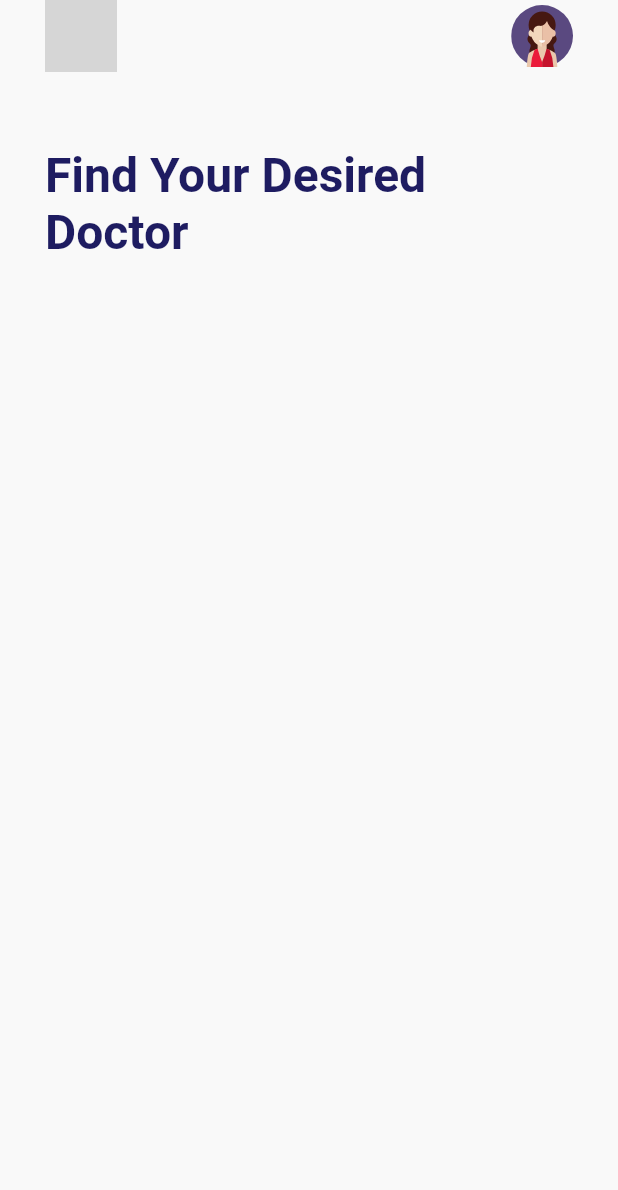
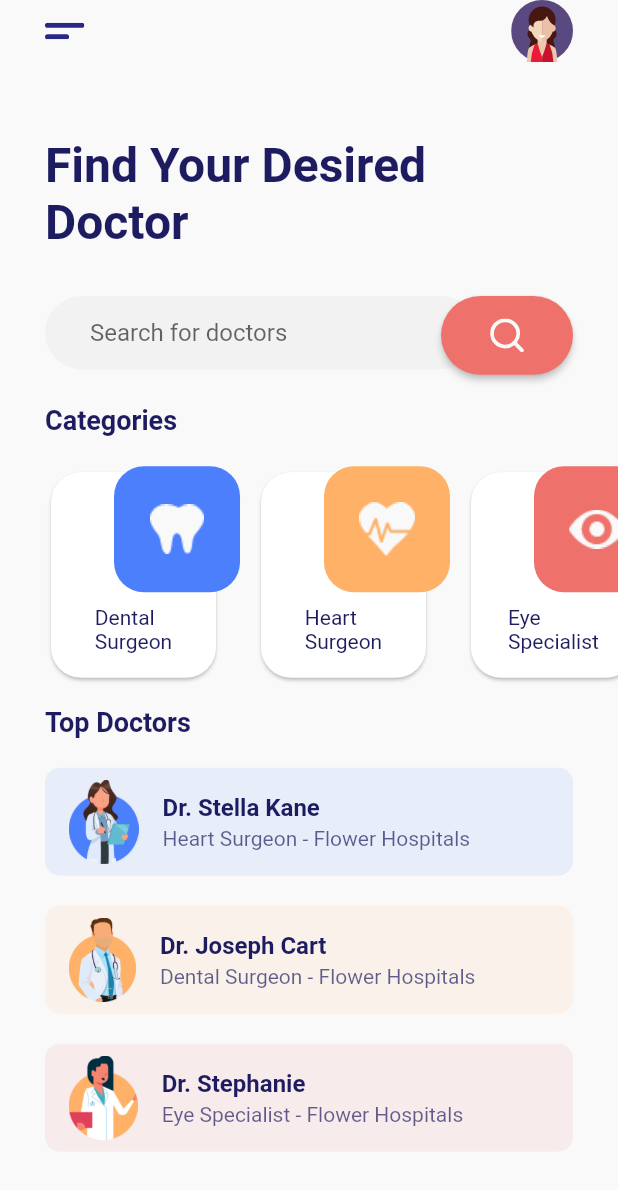
Before and after one commit to xinzhang/xz_doctor_appointment, a Flutter app: the HomeScreen screen opened directly, on a phone screen of 412 x 824 dp. Shown: the top 1190 px of the screen. Run offline on Flutter 3.47's test engine with Material 2 defaults, Android fonts, the phone set to English and light mode, and no system bars; our stand-ins replace flutter_svg, google_fonts; grey boxes are pictures that could not be loaded.

Commit message:
add screens

```diff
--- /dev/null
+++ b/lib/components/category_card.dart
@@ -0,0 +1,49 @@
+import 'package:flutter/material.dart';
+import 'package:xz_doctor_appoint/constant.dart';
+
+class CategoryCard extends StatelessWidget {
+  var _title;
+  var _imageUrl;
+  var _bgColor;
+  CategoryCard(this._title, this._imageUrl, this._bgColor);
+  @override
+  Widget build(BuildContext context) {
+    return Container(
+      width: 130,
+      height: 160,
+      child: Stack(
+        children: [
+          Card(
+              shape: RoundedRectangleBorder(
+                borderRadius: BorderRadius.circular(20),
+              ),
+              child: Container(
+                  width: 110,
+                  height: 137,
+                  padding: EdgeInsets.symmetric(
+                    horizontal: 16,
+                    vertical: 16,
+                  ),
+                  child: Align(
+                      alignment: Alignment.bottomCenter,
+                      child: Text(
+                        _title,
+                        style: TextStyle(color: kTitleTextColor),
+                      )))),
+          Positioned(
+            right: 0,
+            child: Container(
+              height: 84,
+              width: 84,
+              decoration: BoxDecoration(
+                color: _bgColor,
+                borderRadius: BorderRadius.circular(20)
+              ),
+              child: Image.asset(_imageUrl)
+            ),
+          )
+        ],
+      ),
+    );
+  }
+}
--- /dev/null
+++ b/lib/components/doctor_card.dart
@@ -0,0 +1,43 @@
+import 'package:flutter/material.dart';
+import 'package:xz_doctor_appoint/constant.dart';
+import 'package:xz_doctor_appoint/screens/detail_screen.dart';
+
+class DoctorCard extends StatelessWidget {
+  var _name;
+  var _description;
+  var _imageUrl;
+  var _bgColor;
+
+  DoctorCard(this._name, this._description, this._imageUrl, this._bgColor);
+
+  @override
+  Widget build(BuildContext context) {
+    return InkWell(
+      onTap: () {
+        Navigator.push(
+            context,
+            MaterialPageRoute(
+                builder: (context) =>
+                    DetailScreen(_name, _description, _imageUrl)));
+      },
+      child: DecoratedBox(
+          decoration: BoxDecoration(
+            color: _bgColor.withOpacity(0.1),
+            borderRadius: BorderRadius.circular(10),
+          ),
+          child: ListTile(
+              leading: Image.asset(_imageUrl),
+              title: Text(_name,
+                  style: TextStyle(
+                    color: kTitleTextColor,
+                    fontWeight: FontWeight.bold,
+                  )),
+              subtitle: Text(
+                _description,
+                style: TextStyle(
+                  color: kTitleTextColor.withOpacity(0.7),
+                ),
+              ))),
+    );
+  }
+}
--- a/lib/components/search_ bar.dart
+++ b/lib/components/search_ bar.dart
@@ -1,11 +1,42 @@
 import 'package:flutter/material.dart';
 import 'package:flutter_svg/svg.dart';
+import 'package:xz_doctor_appoint/constant.dart';
 
 class SearchBar extends StatelessWidget {
   const SearchBar({Key key}) : super(key: key);
 
   @override
   Widget build(BuildContext context) {
-    return Stack();
+    return Stack(
+      children: [
+        Container(
+          width: MediaQuery.of(context).size.width * 0.7,
+          padding: EdgeInsets.symmetric(horizontal: 30, vertical: 15),
+          decoration: BoxDecoration(
+            color: kSearchBackgroundColor,
+            borderRadius: BorderRadius.circular(30),
+          ),
+          child: TextField(
+            decoration:
+                InputDecoration.collapsed(hintText: 'Search for doctors'),
+          ),
+        ),
+        Align(
+          alignment: Alignment.centerRight,
+          child: MaterialButton(
+            onPressed: () {},
+            color: kOrangeColor,
+            padding: EdgeInsets.symmetric(
+              horizontal: 10,
+              vertical: 15,
+            ),
+            shape: RoundedRectangleBorder(
+              borderRadius: BorderRadius.circular(30),
+            ),
+            child: SvgPicture.asset('assets/icons/search.svg'),
+          ),
+        )
+      ],
+    );
   }
 }
--- a/lib/screens/home_screen.dart
+++ b/lib/screens/home_screen.dart
@@ -1,5 +1,7 @@
 import 'package:flutter/material.dart';
 import 'package:flutter_svg/svg.dart';
+import 'package:xz_doctor_appoint/components/category_card.dart';
+import 'package:xz_doctor_appoint/components/doctor_card.dart';
 import 'package:xz_doctor_appoint/components/search_%20bar.dart';
 import 'package:xz_doctor_appoint/constant.dart';
 
@@ -21,7 +23,7 @@ class HomeScreen extends StatelessWidget {
                 child: Row(
                   mainAxisAlignment: MainAxisAlignment.spaceBetween,
                   children: [
-                    SvgPicture.asset('assets/icon/menu.svg'),
+                    SvgPicture.asset('assets/icons/menu.svg'),
                     SvgPicture.asset('assets/icons/profile.svg'),
                   ],
                 ),
@@ -46,9 +48,114 @@ class HomeScreen extends StatelessWidget {
               Padding(
                 padding: EdgeInsets.symmetric(horizontal: 30),
                 child: SearchBar(),
-              )
+              ),
+              SizedBox(
+                height: 20,
+              ),
+              Padding(
+                  padding: EdgeInsets.symmetric(horizontal: 30),
+                  child: Text(
+                    'Categories',
+                    style: TextStyle(
+                      fontWeight: FontWeight.bold,
+                      color: kTitleTextColor,
+                      fontSize: 18,
+                    ),
+                  )),
+              SizedBox(
+                height: 20,
+              ),
+              buildCategoryList(),
+              Padding(
+                padding: EdgeInsets.symmetric(horizontal: 30),
+                child: Text(
+                  'Top Doctors',
+                  style: TextStyle(
+                    fontWeight: FontWeight.bold,
+                    color: kTitleTextColor,
+                    fontSize: 18,
+                  ),
+                ),
+              ),
+              SizedBox(
+                height: 20,
+              ),
+              buildDoctorList(),
             ],
           )),
         ));
   }
+
+  buildCategoryList() {
+    return SingleChildScrollView(
+        scrollDirection: Axis.horizontal,
+        child: Row(
+          children: [
+            SizedBox(
+              width: 30,
+            ),
+            CategoryCard(
+              'Dental\nSurgeon',
+              'assets/icons/dental_surgeon.png',
+              kBlueColor,
+            ),
+            SizedBox(
+              width: 10,
+            ),
+            CategoryCard(
+              'Heart\nSurgeon',
+              'assets/icons/heart_surgeon.png',
+              kYellowColor,
+            ),
+            SizedBox(
+              width: 10,
+            ),
+            CategoryCard(
+              'Eye\nSpecialist',
+              'assets/icons/eye_specialist.png',
+              kOrangeColor,
+            ),
+            SizedBox(
+              width: 30,
+            ),
+          ],
+        ));
+  }
+
+  buildDoctorList(){
+    return Padding(
+      padding: EdgeInsets.symmetric(horizontal: 30),
+      child: Column(
+        children: [
+          DoctorCard(
+            'Dr. Stella Kane',
+            'Heart Surgeon - Flower Hospitals',
+            'assets/images/doctor1.png',
+            kBlueColor,
+          ),
+          SizedBox(
+            height: 20,
+          ),
+          DoctorCard(
+            'Dr. Joseph Cart',
+            'Dental Surgeon - Flower Hospitals',
+            'assets/images/doctor2.png',
+            kYellowColor,
+          ),
+          SizedBox(
+            height: 20,
+          ),
+          DoctorCard(
+            'Dr. Stephanie',
+            'Eye Specialist - Flower Hospitals',
+            'assets/images/doctor3.png',
+            kOrangeColor,
+          ),
+          SizedBox(
+            height: 20,
+          ),
+        ],
+      )
+    );
+  }
 }
--- a/pubspec.yaml
+++ b/pubspec.yaml
@@ -27,7 +27,7 @@ dependencies:
     # The following adds the Cupertino Icons font to your application.
     # Use with the CupertinoIcons class for iOS style icons.
     cupertino_icons: ^1.0.0
-    flutter_svg: ^0.17.4
+    flutter_svg: ^0.19.0
     google_fonts: ^1.1.0
 
 dev_dependencies:
```
Also changed, not shown: lib/components/schedule_card.dart (added, +69 -0 lines), lib/screens/detail_screen.dart (added, +213 -0 lines), doctor_consultation.png (added), pubspec.lock, 5 other files.
